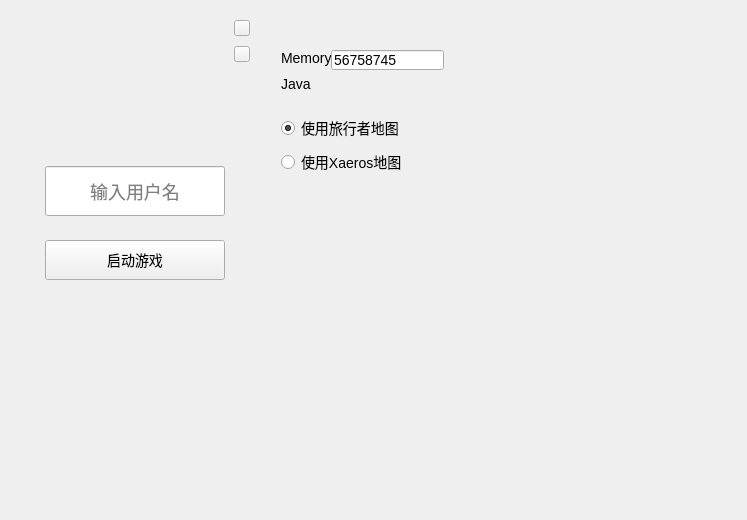
pipibie/mw, file minecraftwrapper.ui: the form before one commit.
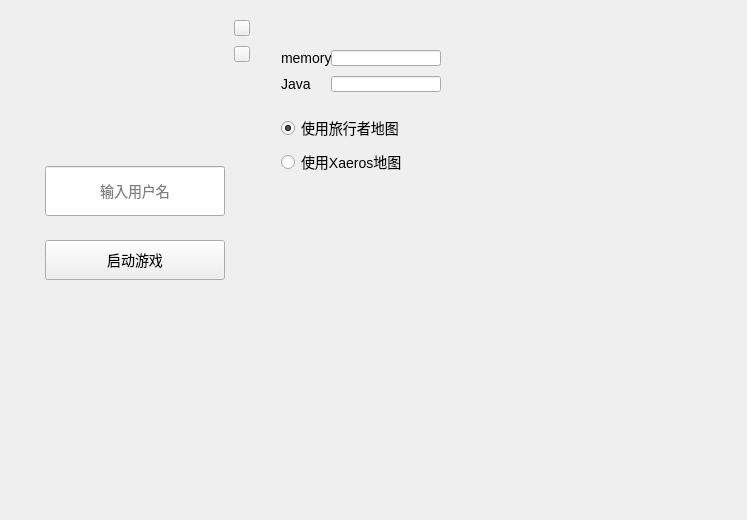
The form after the commit. Icons and pictures are not drawn.

Commit message: LineEdit Style

```diff
--- a/minecraftwrapper.ui
+++ b/minecraftwrapper.ui
@@ -106,7 +106,7 @@
       </rect>
      </property>
      <property name="styleSheet">
-      <string notr="true">font-size: 18px;</string>
+      <string notr="true"/>
      </property>
      <property name="inputMethodHints">
       <set>Qt::ImhNone</set>
@@ -170,7 +170,7 @@
           </rect>
          </property>
          <property name="text">
-          <string>Memory</string>
+          <string>memory</string>
          </property>
         </widget>
         <widget class="QLabel" name="label_2">
@@ -191,12 +191,31 @@
           <rect>
            <x>50</x>
            <y>30</y>
-           <width>113</width>
-           <height>20</height>
+           <width>110</width>
+           <height>16</height>
           </rect>
          </property>
          <property name="text">
-          <string>56758745</string>
+          <string/>
+         </property>
+         <property name="readOnly">
+          <bool>false</bool>
+         </property>
+        </widget>
+        <widget class="QLineEdit" name="javaEdit">
+         <property name="geometry">
+          <rect>
+           <x>50</x>
+           <y>56</y>
+           <width>110</width>
+           <height>16</height>
+          </rect>
+         </property>
+         <property name="text">
+          <string/>
+         </property>
+         <property name="readOnly">
+          <bool>false</bool>
          </property>
         </widget>
        </widget>
```
Left out of the diff: 2 changed lines with no effect on the pictures. The commit also changes 2 other files.
